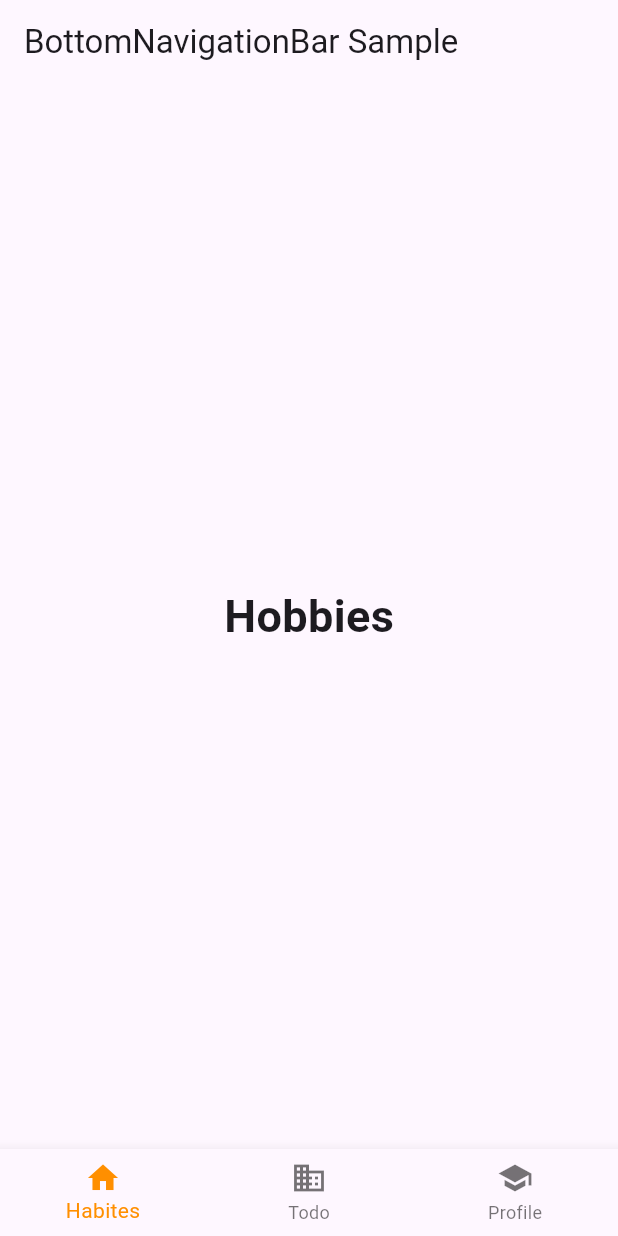
After one commit to airsagnik/habitsprout, a Flutter app: the BottomNavigationBarExample screen opened directly, on a phone screen of 412 x 824 dp. The commit adds this screen. Run offline on Flutter 3.47's test engine with Material 3 defaults, Android fonts, the phone set to English and light mode, and no system bars.

Commit message:
added bottom navigation and roting in the app

```diff
--- a/lib/add_habbit/widgets/habit_nature_selector.dart
+++ b/lib/add_habbit/widgets/habit_nature_selector.dart
@@ -1,5 +1,4 @@
 import 'package:flutter/material.dart.';
-
 class HabitNatureSelector extends StatelessWidget {
   final String label;
   final IconData icon;
--- /dev/null
+++ b/lib/core/widgets/bottom_nav_bar.dart
@@ -0,0 +1,79 @@
+import 'package:flutter/material.dart';
+
+/// Flutter code sample for [BottomNavigationBar].
+class BottomNavBar extends StatelessWidget {
+  const BottomNavBar({super.key});
+
+  @override
+  Widget build(BuildContext context) {
+    return const MaterialApp(
+      home: BottomNavigationBarExample(),
+    );
+  }
+}
+
+class BottomNavigationBarExample extends StatefulWidget {
+  const BottomNavigationBarExample({super.key});
+
+  @override
+  State<BottomNavigationBarExample> createState() =>
+      _BottomNavigationBarExampleState();
+}
+
+class _BottomNavigationBarExampleState
+    extends State<BottomNavigationBarExample> {
+  int _selectedIndex = 0;
+  static const TextStyle optionStyle =
+  TextStyle(fontSize: 30, fontWeight: FontWeight.bold);
+  static const List<Widget> _widgetOptions = <Widget>[
+    Text(
+      'Hobbies',
+      style: optionStyle,
+    ),
+    Text(
+      'Todo',
+      style: optionStyle,
+    ),
+    Text(
+      'Profile',
+      style: optionStyle,
+    ),
+  ];
+
+  void _onItemTapped(int index) {
+    setState(() {
+      _selectedIndex = index;
+    });
+  }
+
+  @override
+  Widget build(BuildContext context) {
+    return Scaffold(
+      appBar: AppBar(
+        title: const Text('BottomNavigationBar Sample'),
+      ),
+      body: Center(
+        child: _widgetOptions.elementAt(_selectedIndex),
+      ),
+      bottomNavigationBar: BottomNavigationBar(
+        items: const <BottomNavigationBarItem>[
+          BottomNavigationBarItem(
+            icon: Icon(Icons.home),
+            label: 'Habites',
+          ),
+          BottomNavigationBarItem(
+            icon: Icon(Icons.business),
+            label: 'Todo',
+          ),
+          BottomNavigationBarItem(
+            icon: Icon(Icons.school),
+            label: 'Profile',
+          ),
+        ],
+        currentIndex: _selectedIndex,
+        selectedItemColor: Colors.amber[800],
+        onTap: _onItemTapped,
+      ),
+    );
+  }
+}
--- a/lib/habits/screens/habit_screen.dart
+++ b/lib/habits/screens/habit_screen.dart
@@ -1,4 +1,5 @@
 import 'package:flutter/material.dart';
+import 'package:habitsprout/core/widgets/bottom_nav_bar.dart';
 
 import '../widgets/habit_card.dart';
 
--- a/lib/main.dart
+++ b/lib/main.dart
@@ -1,4 +1,5 @@
 import 'package:flutter/material.dart';
+import 'package:habitsprout/add_habbit/widgets/empty_page_with_nav_bar.dart';
 import 'package:habitsprout/habits/screens/habit_screen.dart';
 import 'package:habitsprout/todo/screens/todo_screen.dart';
 
@@ -20,7 +21,7 @@ class MyApp extends StatelessWidget {
         colorScheme: ColorScheme.fromSeed(seedColor: Colors.deepPurple),
         useMaterial3: true,
       ),
-      home: TaskAdditionForm(),
+      home: MainScreen(),
     );
   }
 }
--- a/lib/todo/screens/todo_screen.dart
+++ b/lib/todo/screens/todo_screen.dart
@@ -1,5 +1,7 @@
 import 'package:flutter/material.dart';
 import 'package:habitsprout/todo/widgets/todo_card.dart';
+
+import '../../core/widgets/bottom_nav_bar.dart';
 
 class TodoScreen extends StatelessWidget {
   const TodoScreen({super.key});
```
Also changed, not shown: lib/add_habbit/widgets/empty_page_with_nav_bar.dart (added, +88 -0 lines).
